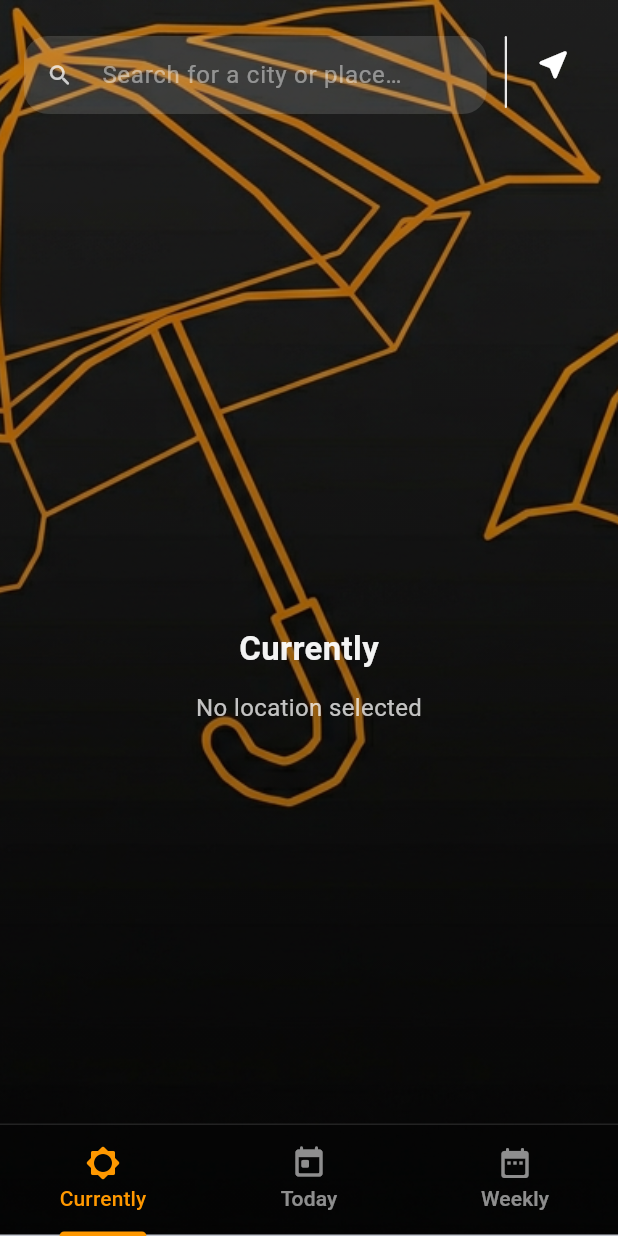
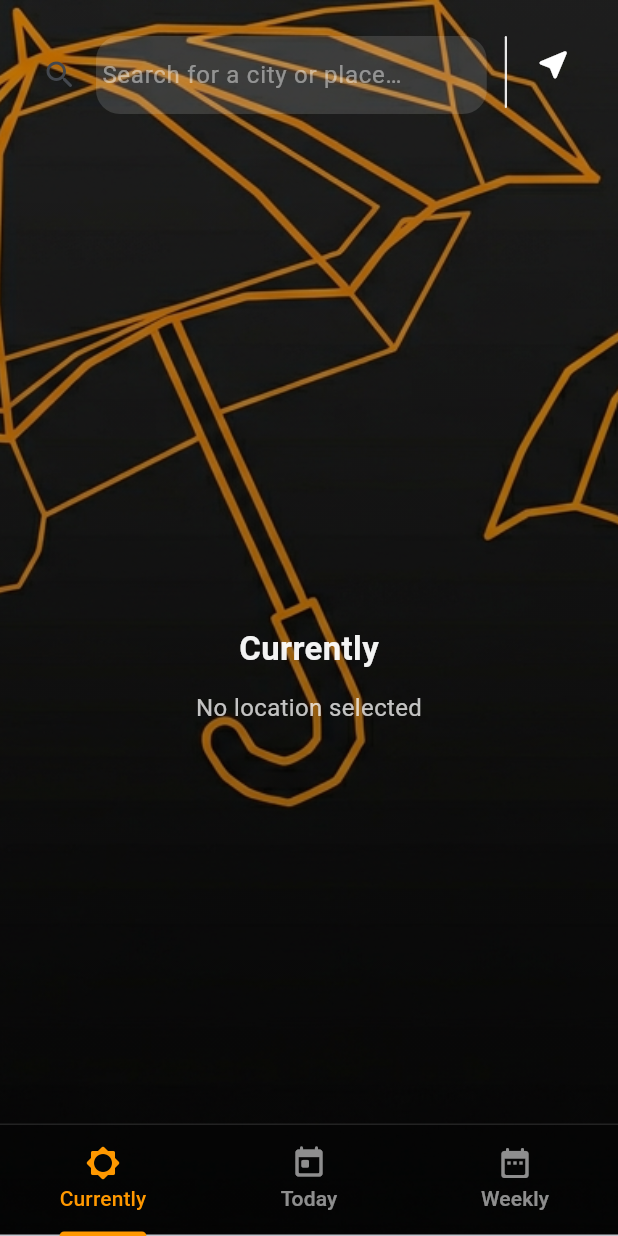
Before and after one commit to 1LisaW/42_Piscine_Mobile-, a Flutter app: the screen it shows after launch, on a phone screen of 412 x 824 dp. Run offline on Flutter 3.47's test engine with Material 3 defaults, Android fonts, the phone set to English and light mode, and no system bars; our stand-ins replace cloud_firestore, firebase_auth, firebase_core, fl_chart, flutter_dotenv, flutter_riverpod and 3 more; accounts and stored records are empty.

Commit message:
feat: search button and scroll behaviour on drag and drop in desktop

```diff
--- a/mobileModule03/advanced_weather_app/lib/main.dart
+++ b/mobileModule03/advanced_weather_app/lib/main.dart
@@ -5,10 +5,12 @@ import 'package:advanced_weather_app/services/location_service.dart';
 import 'package:advanced_weather_app/services/weather_api_service.dart';
 import 'package:advanced_weather_app/widgets/location_list.dart';
 import 'package:advanced_weather_app/widgets/screen_body.dart';
+import 'package:flutter/gestures.dart';
 import 'package:flutter/material.dart';
 import 'package:flutter/services.dart';
 import 'package:http/http.dart';
 import 'package:geolocator/geolocator.dart';
+
 
 Future<void> main() async {
   WidgetsFlutterBinding.ensureInitialized();
@@ -18,12 +20,22 @@ Future<void> main() async {
   runApp(const MyApp());
 }
 
+
+class MyCustomScrollBehavior extends MaterialScrollBehavior {
+  @override
+  Set<PointerDeviceKind> get dragDevices => {
+        PointerDeviceKind.touch,
+        PointerDeviceKind.mouse, // 👈 enables mouse drag
+      };
+}
+
 class MyApp extends StatelessWidget {
   const MyApp({super.key});
 
   @override
   Widget build(BuildContext context) {
     return MaterialApp(
+      scrollBehavior: MyCustomScrollBehavior(),
       title: 'Advanced Weather',
       theme: ThemeData(
         colorScheme: ColorScheme.fromSeed(
@@ -253,17 +265,18 @@ class _MyHomePageState extends State<MyHomePage>
                       child: Column(
                         crossAxisAlignment: CrossAxisAlignment.start,
                         children: [
-                          // Text(
-                          //   'Weather',
-                          //   style: TextStyle(
-                          //     color: Colors.white.withValues(alpha: 0.85),
-                          //     fontSize: 13,
-                          //     fontWeight: FontWeight.w600,
-                          //     letterSpacing: 0.4,
-                          //   ),
-                          // ),
                           const SizedBox(height: 16),
-                          Material(
+                          Row(
+                            mainAxisSize: MainAxisSize.min,
+                            children: [
+                              IconButton(
+                                onPressed: () {
+                                  onSubmitSearch(searchGeolocation);
+                                },
+                                icon: Icon(Icons.search_rounded),
+                              ),
+                              Expanded(
+                                child: Material(
                                   color: Colors.white.withValues(alpha: 0.14),
                                   borderRadius: BorderRadius.circular(16),
                                   clipBehavior: Clip.antiAlias,
@@ -278,14 +291,14 @@ class _MyHomePageState extends State<MyHomePage>
                                       isDense: true,
                                       hintText: TextConstants.searchHint,
                                       hintStyle: TextStyle(
-                                  color: Colors.white.withValues(alpha: 0.45),
+                                        color: Colors.white.withValues(
+                                          alpha: 0.45,
                                         ),
-                                prefixIcon: Icon(
-                                  Icons.search_rounded,
-                                  color: Colors.white.withValues(alpha: 0.75),
                                       ),
+
                                       border: InputBorder.none,
-                                contentPadding: const EdgeInsets.symmetric(
+                                      contentPadding:
+                                          const EdgeInsets.symmetric(
                                             horizontal: 4,
                                             vertical: 14,
                                           ),
@@ -293,6 +306,9 @@ class _MyHomePageState extends State<MyHomePage>
                                     onChanged: onSearchChanged,
                                     onSubmitted: onSubmitSearch,
                                   ),
+                                ),
+                              ),
+                            ],
                           ),
                         ],
                       ),
```
Lines whose indentation alone changed are shown as unchanged.
